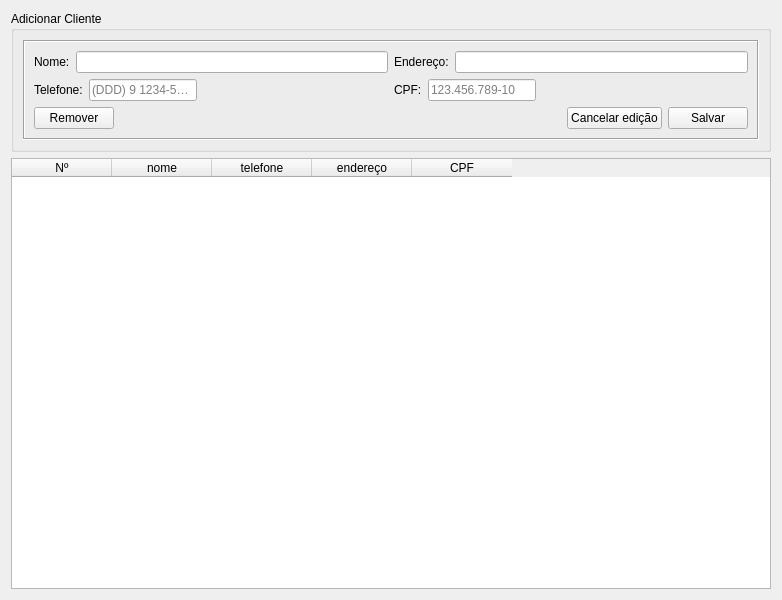
Above: view/cliente.ui from Gusrrocha/Sistema-para-livraria before the change. Below: the same form after it.
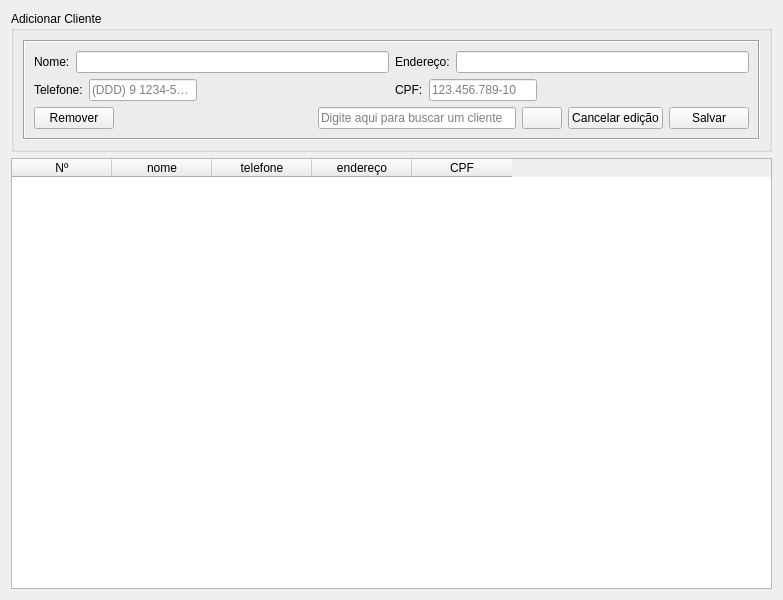
That is the form after the change. Icons and pictures are not drawn.

Diff of the .ui file:
```diff
--- a/view/cliente.ui
+++ b/view/cliente.ui
@@ -6,7 +6,7 @@
    <rect>
     <x>0</x>
     <y>0</y>
-    <width>782</width>
+    <width>783</width>
     <height>600</height>
    </rect>
   </property>
@@ -180,6 +180,24 @@
              </property>
             </spacer>
            </item>
+           <item>
+            <widget class="QLineEdit" name="pesquisa">
+             <property name="placeholderText">
+              <string>Digite aqui para buscar um cliente</string>
+             </property>
+            </widget>
+           </item>
+           <item>
+            <widget class="QPushButton" name="lupa">
+             <property name="text">
+              <string/>
+             </property>
+             <property name="icon">
+              <iconset>
+               <normaloff>../assets/icons/lupa.png</normaloff>../assets/icons/lupa.png</iconset>
+             </property>
+            </widget>
+           </item>
            <item>
             <widget class="QPushButton" name="cancel_edit_btn">
              <property name="text">
```
